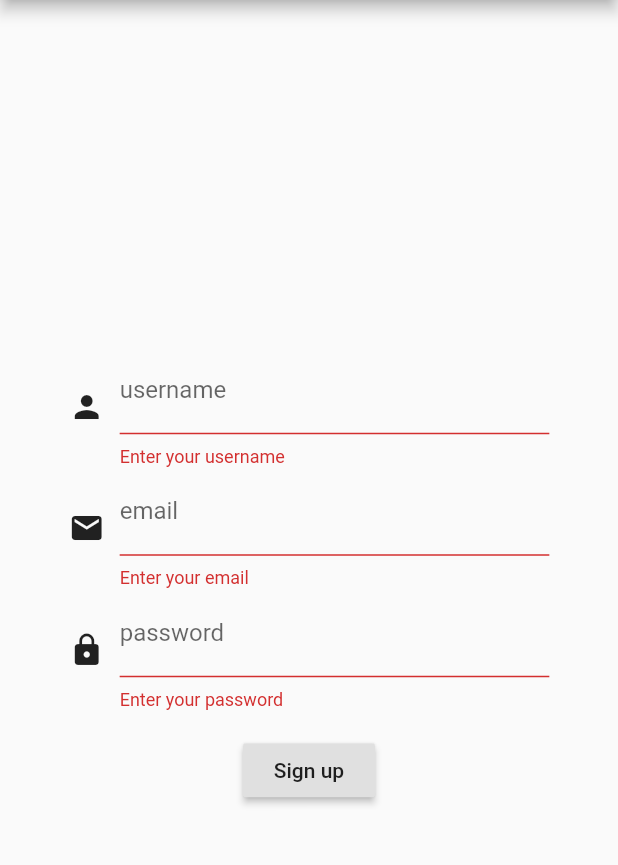
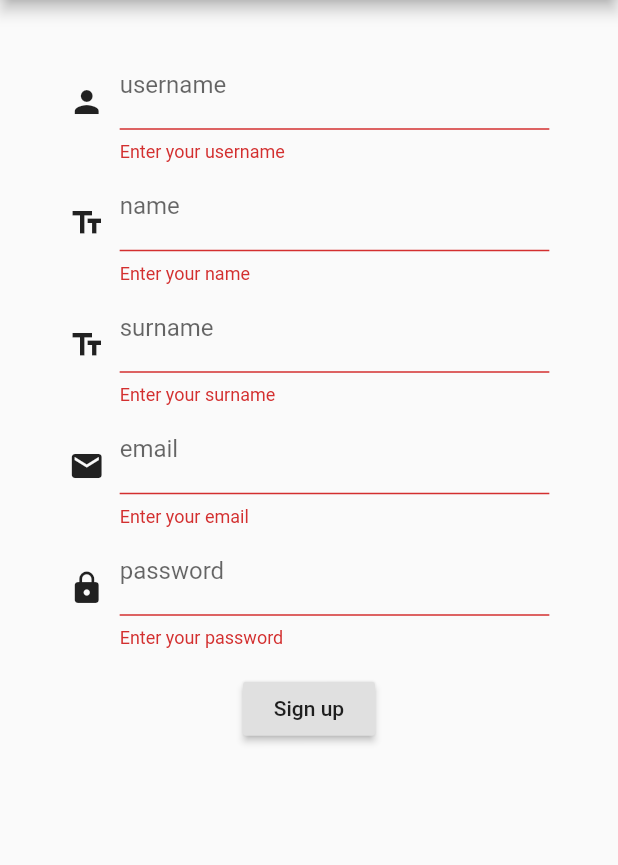
Before and after one commit to frugy-gtu/manage, a Flutter app: the SignUpScreen screen opened directly, after a tap on "Sign up", on a phone screen of 412 x 824 dp, the part 84-949 px from its top. Run offline on Flutter 3.47's test engine with Material 2 defaults, Android fonts, the light colour scheme and no system bars; our stand-ins replace dio, hive, hive_flutter; accounts and stored records are empty; generated files the repository leaves out were written again; statements that could not run were skipped.

Commit message:
Add first and last name registration

```diff
--- a/app/manage/lib/core/controller/sign_up_controller.dart
+++ b/app/manage/lib/core/controller/sign_up_controller.dart
@@ -1,5 +1,5 @@
 import 'package:flutter/material.dart';
-import 'package:manage/core/model/login_model.dart';
+import 'package:manage/core/model/sign_up_model.dart';
 import 'package:manage/core/router/manage_route.dart';
 import 'package:manage/core/router/manage_route_state.dart';
 import 'package:manage/core/service/request_result.dart';
@@ -8,23 +8,31 @@ import 'package:manage/core/service/user_service.dart' as service;
 
 class SignUpScreenController extends ChangeNotifier {
   final TextEditingController uName = TextEditingController();
+  final TextEditingController fName = TextEditingController();
+  final TextEditingController lName = TextEditingController();
   final TextEditingController email = TextEditingController();
   final TextEditingController password = TextEditingController();
 
   String _uNameError = '';
+  String _fNameError = '';
+  String _lNameError = '';
   String _emailError = '';
   String _passwordError = '';
   String _credentialsError = '';
 
   String get uNameError => _uNameError;
+  String get fNameError => _fNameError;
+  String get lNameError => _lNameError;
   String get emailError => _emailError;
   String get passwordError => _passwordError;
   String get credentialsError => _credentialsError;
 
   Future<void> onSignUp(BuildContext context) async {
     if (_checkStatus()) {
-      RequestResult status = await service.signUp(LoginModel(
+      RequestResult status = await service.signUp(SignUpModel(
         username: uName.text,
+        name: fName.text,
+        surname: lName.text,
         email: email.text,
         password: password.text,
       ));
@@ -39,6 +47,8 @@ class SignUpScreenController extends ChangeNotifier {
       _credentialsError = '';
 
     _uNameError = uName.text.isEmpty ? 'Enter your username' : '';
+    _fNameError = fName.text.isEmpty ? 'Enter your name' : '';
+    _lNameError = lName.text.isEmpty ? 'Enter your surname' : '';
     _emailError = email.text.isEmpty ? 'Enter your email' : '';
     _passwordError = password.text.isEmpty ? 'Enter your password' : '';
 
@@ -47,6 +57,8 @@ class SignUpScreenController extends ChangeNotifier {
 
   bool _checkStatus() {
     if (uName.text.isNotEmpty &&
+        fName.text.isNotEmpty &&
+        lName.text.isNotEmpty &&
         email.text.isNotEmpty &&
         password.text.isNotEmpty) {
       return true;
@@ -58,6 +70,8 @@ class SignUpScreenController extends ChangeNotifier {
   @override
   void dispose() {
     uName.dispose();
+    fName.dispose();
+    lName.dispose();
     email.dispose();
     password.dispose();
     super.dispose();
--- /dev/null
+++ b/app/manage/lib/core/model/sign_up_model.dart
@@ -0,0 +1,27 @@
+import 'package:flutter/foundation.dart';
+import 'package:json_annotation/json_annotation.dart';
+
+import 'login_model.dart';
+
+part 'sign_up_model.g.dart';
+
+@JsonSerializable(fieldRename: FieldRename.snake, includeIfNull: false)
+class SignUpModel extends LoginModel {
+  final String avatar;
+  final String name;
+  final String surname;
+
+  const SignUpModel({
+    @required String email,
+    @required String password,
+    @required String username,
+    @required this.name,
+    @required this.surname,
+    this.avatar,
+  }) : super(email: email, password: password, username: username);
+
+  factory SignUpModel.fromJson(Map<String, dynamic> json) =>
+      _$SignUpModelFromJson(json);
+
+  Map<String, dynamic> toJson() => _$SignUpModelToJson(this);
+}
--- a/app/manage/lib/core/screens/sign_up_screen.dart
+++ b/app/manage/lib/core/screens/sign_up_screen.dart
@@ -6,6 +6,7 @@ class SignUpScreen extends StatelessWidget {
   @override
   Widget build(BuildContext context) {
     return Scaffold(
+      resizeToAvoidBottomInset: false,
       appBar: AppBar(
         title: Text('Manage'),
       ),
@@ -31,9 +32,12 @@ class SignUpForm extends StatelessWidget {
 
   @override
   Widget build(BuildContext context) {
-    return Consumer<SignUpScreenController>(
+    return LayoutBuilder(
+      builder: (context, constraints) => Padding(
+        padding: EdgeInsets.only(top: constraints.maxHeight / 28),
+        child: Consumer<SignUpScreenController>(
             builder: (context, controller, child) => Column(
-        mainAxisAlignment: MainAxisAlignment.center,
+              mainAxisAlignment: MainAxisAlignment.start,
               children: [
                 Row(
                   children: [
@@ -48,6 +52,42 @@ class SignUpForm extends StatelessWidget {
                         decoration: InputDecoration(
                           labelText: 'username',
                           errorText: controller.uNameError,
+                        ),
+                      ),
+                    ),
+                  ],
+                ),
+                Row(
+                  children: [
+                    Icon(Icons.text_fields),
+                    SizedBox(
+                      width: 10,
+                    ),
+                    Expanded(
+                      child: TextField(
+                        controller: controller.fName,
+                        cursorColor: Theme.of(context).colorScheme.secondaryVariant,
+                        decoration: InputDecoration(
+                          labelText: 'name',
+                          errorText: controller.fNameError,
+                        ),
+                      ),
+                    ),
+                  ],
+                ),
+                Row(
+                  children: [
+                    Icon(Icons.text_fields),
+                    SizedBox(
+                      width: 10,
+                    ),
+                    Expanded(
+                      child: TextField(
+                        controller: controller.lName,
+                        cursorColor: Theme.of(context).colorScheme.secondaryVariant,
+                        decoration: InputDecoration(
+                          labelText: 'surname',
+                          errorText: controller.lNameError,
                         ),
                       ),
                     ),
@@ -102,6 +142,8 @@ class SignUpForm extends StatelessWidget {
                 ),
               ],
             ),
+        ),
+      ),
     );
   }
 }
--- a/app/manage/lib/core/service/user_service.dart
+++ b/app/manage/lib/core/service/user_service.dart
@@ -1,6 +1,7 @@
 import 'package:manage/core/cache/auth.dart';
 import 'package:manage/core/model/login_result_model.dart';
 import 'package:manage/core/model/login_model.dart';
+import 'package:manage/core/model/sign_up_model.dart';
 import 'package:manage/core/service/request_method.dart';
 import 'package:manage/core/service/request_result.dart';
 
@@ -17,7 +18,7 @@ Future<RequestResult> login(LoginModel model) async => service.request(
       Auth.user = result.user;
     });
 
-Future<RequestResult> signUp(LoginModel model) async => service.request(
+Future<RequestResult> signUp(SignUpModel model) async => service.request(
       method: RequestMethod.post,
       url: '/users/signup',
       jsonData: model.toJson(),
```
Also changed, not shown: app/manage/lib/core/model/sign_up_model.g.dart (added). Lines whose indentation alone changed are shown as unchanged.
